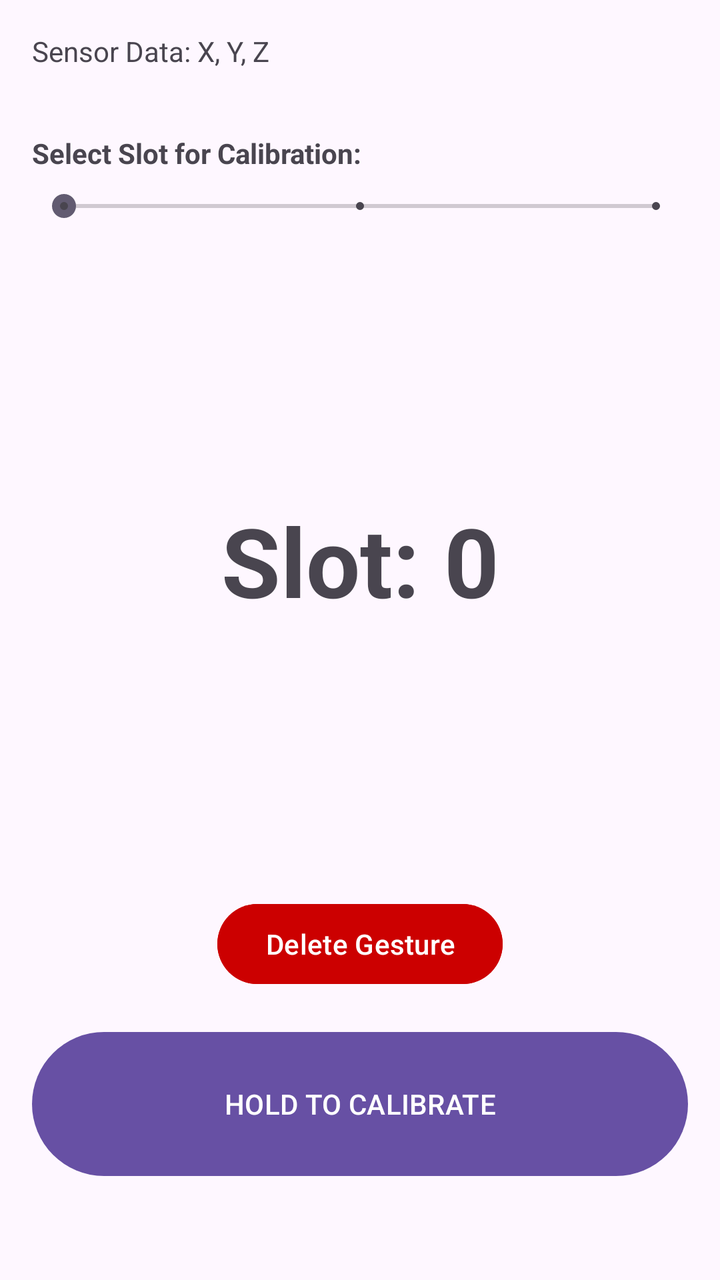
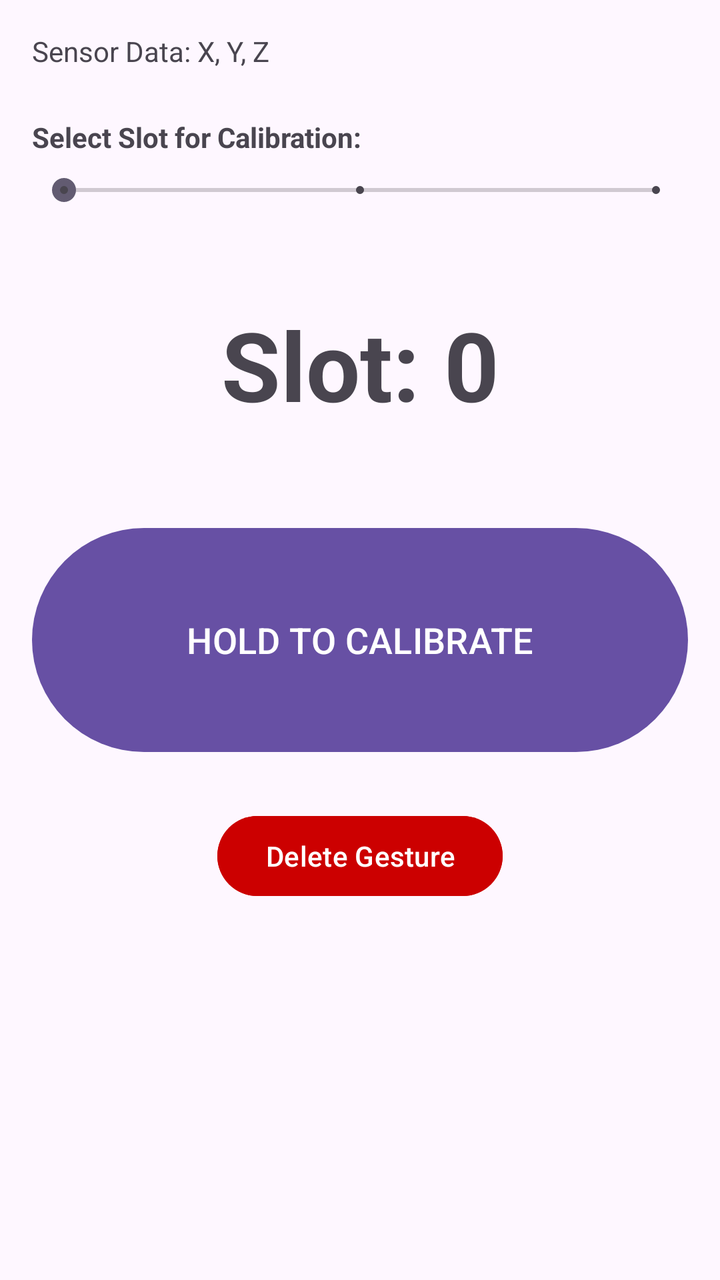

Screens rendered from an Android XML layout before and after an edit, with the pre-edit source and the edit as a unified diff.
<!-- AndroidManifest.xml: application theme Theme.MagicHand -->
<!-- res/layout/activity_main.xml -->
<?xml version="1.0" encoding="utf-8"?>
<androidx.constraintlayout.widget.ConstraintLayout xmlns:android="http://schemas.android.com/apk/res/android"
    xmlns:app="http://schemas.android.com/apk/res-auto"
    xmlns:tools="http://schemas.android.com/tools"
    android:id="@+id/root_layout"
    android:layout_width="match_parent"
    android:layout_height="match_parent"
    android:padding="16dp"
    tools:context=".MainActivity">

    <TextView
        android:id="@+id/SensorData"
        android:layout_width="wrap_content"
        android:layout_height="wrap_content"
        android:text="Sensor Data: X, Y, Z"
        android:textSize="14sp"
        app:layout_constraintStart_toStartOf="parent"
        app:layout_constraintTop_toTopOf="parent" />

    <TextView
        android:id="@+id/textView"
        android:layout_width="wrap_content"
        android:layout_height="wrap_content"
        android:layout_marginTop="32dp"
        android:text="Select Slot for Calibration:"
        android:textStyle="bold"
        app:layout_constraintStart_toStartOf="parent"
        app:layout_constraintTop_toBottomOf="@+id/SensorData" />

    <SeekBar
        android:id="@+id/g_slider"
        style="@style/Widget.AppCompat.SeekBar.Discrete"
        android:layout_width="0dp"
        android:layout_height="wrap_content"
        android:layout_marginTop="8dp"
        android:max="2"
        android:progress="0"
        app:layout_constraintEnd_toEndOf="parent"
        app:layout_constraintStart_toStartOf="parent"
        app:layout_constraintTop_toBottomOf="@+id/textView" />

    <TextView
        android:id="@+id/g_display"
        android:layout_width="wrap_content"
        android:layout_height="wrap_content"
        android:text="Slot: 0"
        android:textSize="48sp"
        android:textStyle="bold"
        app:layout_constraintBottom_toTopOf="@+id/g_delete"
        app:layout_constraintEnd_toEndOf="parent"
        app:layout_constraintStart_toStartOf="parent"
        app:layout_constraintTop_toBottomOf="@+id/g_slider" />

    <Button
        android:id="@+id/g_delete"
        android:layout_width="wrap_content"
        android:layout_height="wrap_content"
        android:layout_marginBottom="16dp"
        android:backgroundTint="@android:color/holo_red_dark"
        android:text="Delete Gesture"
        android:textColor="@android:color/white"
        app:layout_constraintBottom_toTopOf="@+id/g_calibrate"
        app:layout_constraintEnd_toEndOf="parent"
        app:layout_constraintStart_toStartOf="parent" />

    <Button
        android:id="@+id/g_calibrate"
        android:layout_width="match_parent"
        android:layout_height="80dp"
        android:layout_marginBottom="32dp"
        android:text="HOLD TO CALIBRATE"
        app:layout_constraintBottom_toBottomOf="parent"
        app:layout_constraintEnd_toEndOf="parent"
        app:layout_constraintStart_toStartOf="parent" />

</androidx.constraintlayout.widget.ConstraintLayout>
<!-- resources referenced by this layout -->
<resources>
  <style name="Theme.MagicHand" parent="Base.Theme.MagicHand" />
  <style name="Base.Theme.MagicHand" parent="Theme.Material3.DayNight.NoActionBar">
          
          
      </style>
</resources>

<!-- the commit's change to res/layout/activity_main.xml (unified diff, before → after) -->
@@ -21,7 +21,7 @@
         android:id="@+id/textView"
         android:layout_width="wrap_content"
         android:layout_height="wrap_content"
-        android:layout_marginTop="32dp"
+        android:layout_marginTop="24dp"
         android:text="Select Slot for Calibration:"
         android:textStyle="bold"
         app:layout_constraintStart_toStartOf="parent"
@@ -46,31 +46,32 @@
         android:text="Slot: 0"
         android:textSize="48sp"
         android:textStyle="bold"
-        app:layout_constraintBottom_toTopOf="@+id/g_delete"
+        app:layout_constraintBottom_toTopOf="@+id/g_calibrate"
         app:layout_constraintEnd_toEndOf="parent"
         app:layout_constraintStart_toStartOf="parent"
         app:layout_constraintTop_toBottomOf="@+id/g_slider" />
 
     <Button
+        android:id="@+id/g_calibrate"
+        android:layout_width="match_parent"
+        android:layout_height="120dp"
+        android:text="HOLD TO CALIBRATE"
+        android:textSize="18sp"
+        app:layout_constraintBottom_toBottomOf="parent"
+        app:layout_constraintEnd_toEndOf="parent"
+        app:layout_constraintStart_toStartOf="parent"
+        app:layout_constraintTop_toTopOf="parent" />
+
+    <Button
         android:id="@+id/g_delete"
         android:layout_width="wrap_content"
         android:layout_height="wrap_content"
-        android:layout_marginBottom="16dp"
+        android:layout_marginTop="24dp"
         android:backgroundTint="@android:color/holo_red_dark"
         android:text="Delete Gesture"
         android:textColor="@android:color/white"
-        app:layout_constraintBottom_toTopOf="@+id/g_calibrate"
         app:layout_constraintEnd_toEndOf="parent"
-        app:layout_constraintStart_toStartOf="parent" />
-
-    <Button
-        android:id="@+id/g_calibrate"
-        android:layout_width="match_parent"
-        android:layout_height="80dp"
-        android:layout_marginBottom="32dp"
-        android:text="HOLD TO CALIBRATE"
-        app:layout_constraintBottom_toBottomOf="parent"
-        app:layout_constraintEnd_toEndOf="parent"
-        app:layout_constraintStart_toStartOf="parent" />
+        app:layout_constraintStart_toStartOf="parent"
+        app:layout_constraintTop_toBottomOf="@+id/g_calibrate" />
 
 </androidx.constraintlayout.widget.ConstraintLayout>
